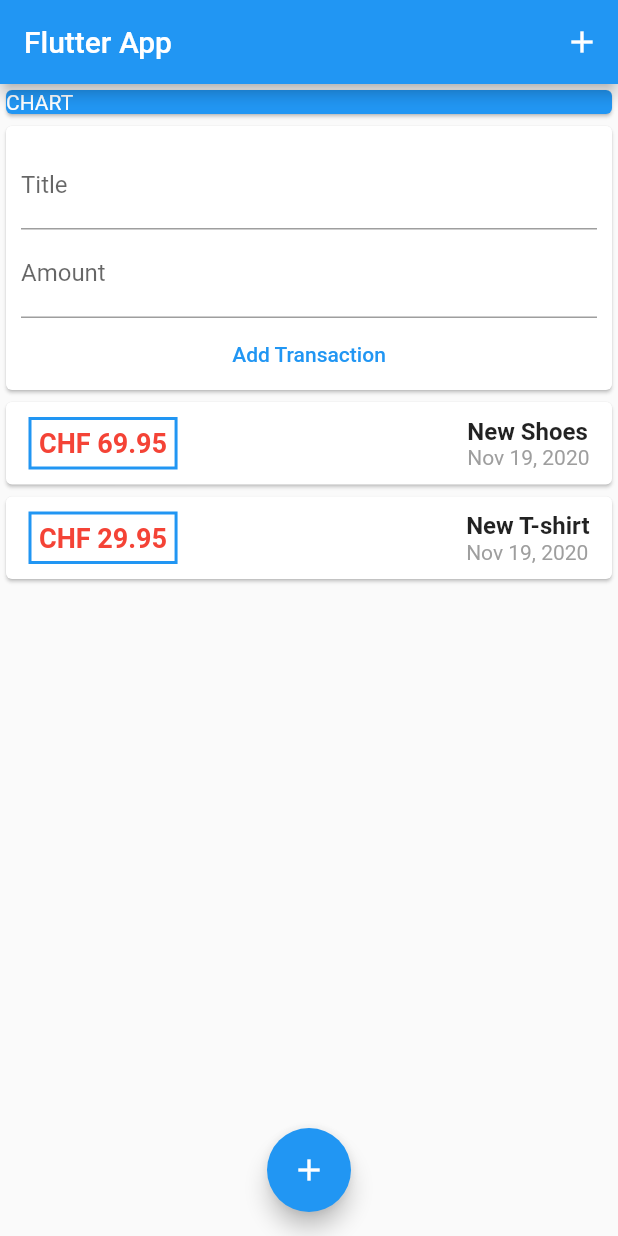
After one commit to TheLueddy/Flutter, a Flutter app: the screen it shows after launch, after a tap on "Add Transaction", on a phone screen of 412 x 824 dp. The commit adds this screen. Run offline on Flutter 3.47's test engine with Material 2 defaults, Android fonts, the phone set to English and light mode, and no system bars.

Commit message:
Continue splitting into widgets Finish List Add buttons

```diff
--- a/personal_expenses/lib/main.dart
+++ b/personal_expenses/lib/main.dart
@@ -1,7 +1,6 @@
 import 'package:flutter/material.dart';
-import 'package:intl/intl.dart';
 
-import './models/transactions.dart';
+import './widgets/userTransactions.dart';
 
 void main() => runApp(MyApp());
 
@@ -16,30 +15,21 @@ class MyApp extends StatelessWidget {
 }
 
 class MyHomePage extends StatelessWidget {
-  final List<Transaction> transactions = [
-    Transaction(
-      id: 't1',
-      title: 'New Shoes',
-      amount: 69.95,
-      date: DateTime.now(),
-    ),
-    Transaction(
-      id: 't2',
-      title: 'New T-shirt',
-      amount: 29.95,
-      date: DateTime.now(),
-    )
-  ];
-  final titleController = TextEditingController();
-  final amountController = TextEditingController();
-
   @override
   Widget build(BuildContext context) {
     return Scaffold(
       appBar: AppBar(
         title: Text('Flutter App'),
+        actions: [
+          IconButton(
+            icon: Icon(Icons.add),
+            onPressed: () {},
+          )
+        ],
       ),
-      body: Column(
+      body: SingleChildScrollView(
+        physics: NeverScrollableScrollPhysics(),
+        child: Column(
           crossAxisAlignment: CrossAxisAlignment.stretch,
           children: [
             Container(
@@ -52,88 +42,15 @@ class MyHomePage extends StatelessWidget {
                 ),
               ),
             ),
-          Card(
-            child: Container(
-              padding: EdgeInsets.only(
-                left: 10,
-                right: 10,
-                top: 10,
-              ),
-              child: Column(
-                children: [
-                  TextField(
-                    decoration: InputDecoration(
-                      labelText: 'Title',
-                    ),
-                    controller: titleController,
-                  ),
-                  TextField(
-                    decoration: InputDecoration(
-                      labelText: 'Amount',
-                    ),
-                    controller: amountController,
-                  ),
-                  FlatButton(
-                    onPressed: () {
-                      print(titleController.text);
-                    },
-                    child: Text('Add Transaction'),
-                    textColor: Colors.blue,
-                  ),
+            UserTransactions(),
           ],
         ),
       ),
+      floatingActionButton: FloatingActionButton(
+        child: Icon(Icons.add),
+        onPressed: () {},
       ),
-          Column(
-              children: transactions.map((tx) {
-            return Card(
-                child: Row(
-              mainAxisAlignment: MainAxisAlignment.spaceBetween,
-              children: [
-                Container(
-                  margin: EdgeInsets.symmetric(vertical: 10, horizontal: 15),
-                  child: Text(
-                    'CHF ${tx.amount}',
-                    style: TextStyle(
-                      fontWeight: FontWeight.bold,
-                      fontSize: 18,
-                      color: Colors.red,
-                    ),
-                  ),
-                  decoration: BoxDecoration(
-                    border: Border.all(
-                      color: Colors.blue,
-                      width: 2,
-                    ),
-                  ),
-                  padding: EdgeInsets.all(5),
-                ),
-                Container(
-                  margin: EdgeInsets.symmetric(vertical: 10, horizontal: 15),
-                  child: Column(
-                    crossAxisAlignment: CrossAxisAlignment.start,
-                    children: [
-                      Text(
-                        tx.title,
-                        style: TextStyle(
-                          fontSize: 16,
-                          fontWeight: FontWeight.bold,
-                        ),
-                      ),
-                      Text(
-                        DateFormat.yMMMd().format(tx.date),
-                        style: TextStyle(
-                          color: Colors.grey,
-                        ),
-                      ),
-                    ],
-                  ),
-                ),
-              ],
-            ));
-          }).toList()),
-        ],
-      ),
+      floatingActionButtonLocation: FloatingActionButtonLocation.centerFloat,
     );
   }
 }
--- /dev/null
+++ b/personal_expenses/lib/widgets/newTransaction.dart
@@ -0,0 +1,60 @@
+import 'package:flutter/material.dart';
+
+import 'userTransactions.dart';
+
+class NewTransaction extends StatelessWidget {
+  final Function addNewTransaction;
+  final titleController = TextEditingController();
+  final amountController = TextEditingController();
+
+  NewTransaction(this.addNewTransaction);
+
+  void submitData() {
+    final enteredTitle = titleController.text;
+    final enteredAmount = double.parse(amountController.text);
+
+    if (enteredTitle.isEmpty || enteredAmount <= 0) {
+      return;
+    }
+    addNewTransaction(
+      enteredTitle,
+      enteredAmount,
+    );
+  }
+
+  @override
+  Widget build(BuildContext context) {
+    return Card(
+      child: Container(
+        padding: EdgeInsets.only(
+          left: 10,
+          right: 10,
+          top: 10,
+        ),
+        child: Column(
+          children: [
+            TextField(
+              decoration: InputDecoration(
+                labelText: 'Title',
+              ),
+              controller: titleController,
+            ),
+            TextField(
+              decoration: InputDecoration(
+                labelText: 'Amount',
+              ),
+              controller: amountController,
+              keyboardType: TextInputType.number,
+              onSubmitted: (_) => submitData(),
+            ),
+            FlatButton(
+              onPressed: submitData,
+              child: Text('Add Transaction'),
+              textColor: Colors.blue,
+            ),
+          ],
+        ),
+      ),
+    );
+  }
+}
--- a/personal_expenses/lib/widgets/transactionList.dart
+++ b/personal_expenses/lib/widgets/transactionList.dart
@@ -1,32 +1,68 @@
 import 'package:flutter/material.dart';
+import 'package:intl/intl.dart';
 
 import '../models/transactions.dart';
 
-class TransactionList extends StatefulWidget {
-  @override
-  _TransactionListState createState() => _TransactionListState();
-}
+class TransactionList extends StatelessWidget {
+  List<Transaction> transactions;
 
-class _TransactionListState extends State<TransactionList> {
-  final List<Transaction> transactionList = [
-    Transaction(
-      id: 't1',
-      title: 'New Shoes',
-      amount: 69.95,
-      date: DateTime.now(),
-    ),
-    Transaction(
-      id: 't2',
-      title: 'New T-shirt',
-      amount: 29.95,
-      date: DateTime.now(),
-    )
-  ];
+  TransactionList(this.transactions);
 
   @override
   Widget build(BuildContext context) {
     return Container(
-
+      height: 395,
+      child: ListView.builder(
+        itemBuilder: (ctx, index) {
+          return Card(
+            child: Row(
+              mainAxisAlignment: MainAxisAlignment.spaceBetween,
+              children: [
+                Container(
+                  margin: EdgeInsets.symmetric(vertical: 10, horizontal: 15),
+                  child: Text(
+                    'CHF ${transactions[index].amount.toStringAsFixed(2)}',
+                    style: TextStyle(
+                      fontWeight: FontWeight.bold,
+                      fontSize: 18,
+                      color: Colors.red,
+                    ),
+                  ),
+                  decoration: BoxDecoration(
+                    border: Border.all(
+                      color: Colors.blue,
+                      width: 2,
+                    ),
+                  ),
+                  padding: EdgeInsets.all(5),
+                ),
+                Container(
+                  margin: EdgeInsets.symmetric(vertical: 10, horizontal: 15),
+                  child: Column(
+                    crossAxisAlignment: CrossAxisAlignment.start,
+                    children: [
+                      Text(
+                        transactions[index].title,
+                        style: TextStyle(
+                          fontSize: 16,
+                          fontWeight: FontWeight.bold,
+                        ),
+                      ),
+                      Text(
+                        DateFormat.yMMMd().format(transactions[index].date),
+                        style: TextStyle(
+                          color: Colors.grey,
+                        ),
+                      ),
+                    ],
+                  ),
+                ),
+              ],
+            ),
+          );
+        },
+        itemCount: transactions.length,
+      ),
     );
   }
 }
--- /dev/null
+++ b/personal_expenses/lib/widgets/userTransactions.dart
@@ -0,0 +1,50 @@
+import 'package:flutter/material.dart';
+
+import './newTransaction.dart';
+import './transactionList.dart';
+import '../models/transactions.dart';
+
+class UserTransactions extends StatefulWidget {
+  @override
+  _UserTransactionsState createState() => _UserTransactionsState();
+}
+
+class _UserTransactionsState extends State<UserTransactions> {
+  final List<Transaction> _transactionList = [
+    Transaction(
+      id: 't1',
+      title: 'New Shoes',
+      amount: 69.95,
+      date: DateTime.now(),
+    ),
+    Transaction(
+      id: 't2',
+      title: 'New T-shirt',
+      amount: 29.95,
+      date: DateTime.now(),
+    )
+  ];
+
+  void _addNewTransaction(String newTitle, double newAmount) {
+    final newTx = Transaction(
+      title: newTitle,
+      amount: newAmount,
+      date: DateTime.now(),
+      id: DateTime.now().toString(),
+    );
+
+    setState(() {
+      _transactionList.add(newTx);
+    });
+  }
+
+  @override
+  Widget build(BuildContext context) {
+    return Column(
+      children: [
+        NewTransaction(_addNewTransaction),
+        TransactionList(_transactionList),
+      ],
+    );
+  }
+}
```
Lines whose indentation alone changed are shown as unchanged.
